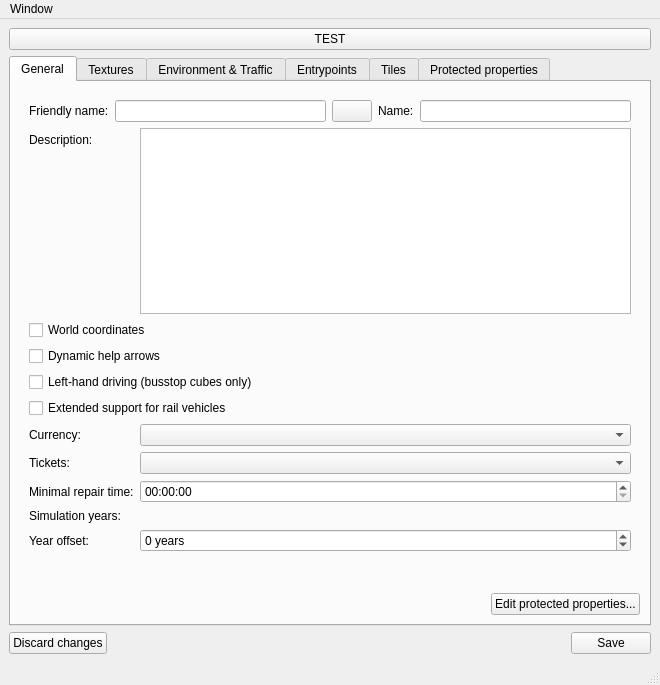
Old version of the form OTModules/wMaps/wGlobalProps/wglobalprops.ui in the repository pietr26/OMSI-Tools.
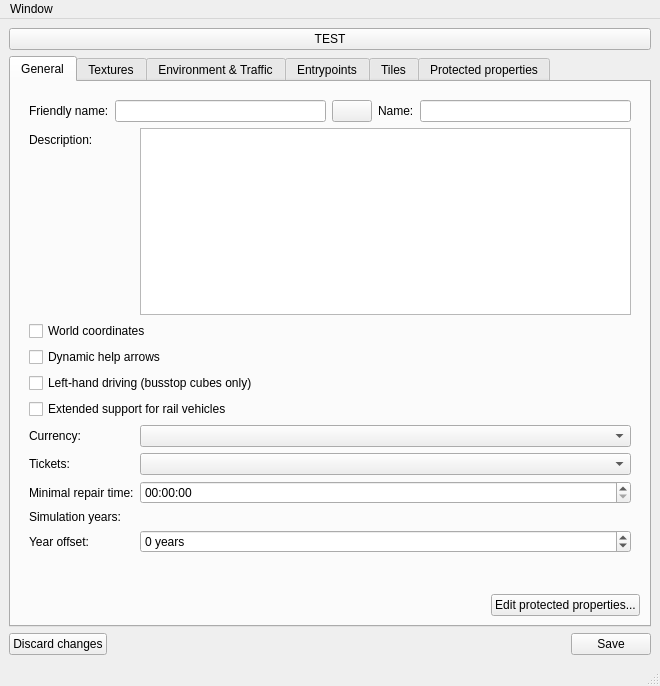
New version of the form. Icons and pictures are not drawn. Custom widgets are drawn as their Qt base class.

```diff
--- a/OTModules/wMaps/wGlobalProps/wglobalprops.ui
+++ b/OTModules/wMaps/wGlobalProps/wglobalprops.ui
@@ -7,7 +7,7 @@
     <x>0</x>
     <y>0</y>
     <width>660</width>
-    <height>685</height>
+    <height>686</height>
    </rect>
   </property>
   <property name="windowTitle">
```
Left out of the diff: 2 changed lines with no effect on the pictures.
